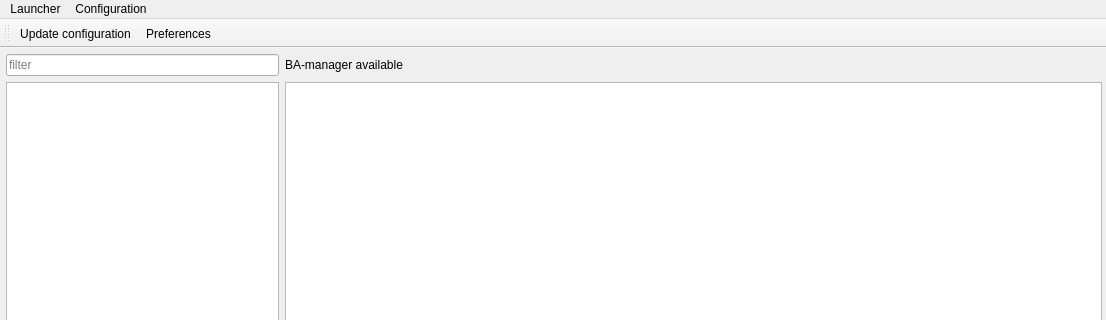
The window that Programs/Launcher/DataQt/mainwindow.ui (xaoctech/dava.engine) describes before a commit, drawn with Qt 5; both pictures show x 0 to 1106 and y 0 to 320 of the 1106 by 635 pixel window.
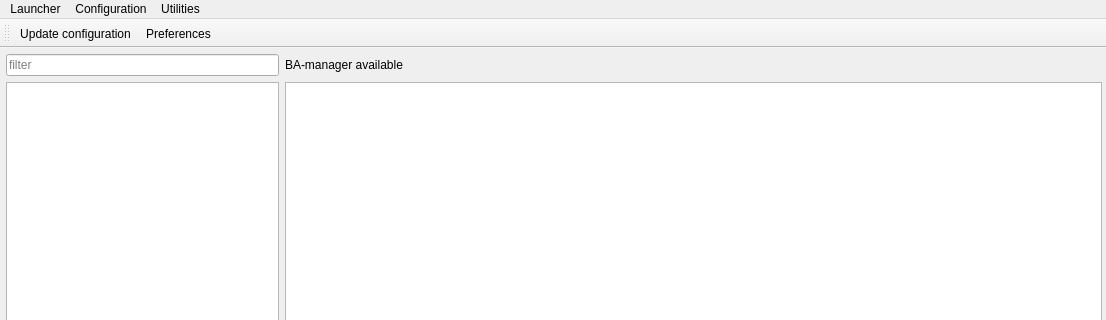
The same window after the commit. Icons and pictures are not drawn.

The edit to the form file:
```diff
--- a/Programs/Launcher/DataQt/mainwindow.ui
+++ b/Programs/Launcher/DataQt/mainwindow.ui
@@ -318,8 +318,15 @@
     </property>
     <addaction name="actionPreferences"/>
    </widget>
+   <widget class="QMenu" name="menuUtilities">
+    <property name="title">
+     <string>Utilities</string>
+    </property>
+    <addaction name="actionRemove_all_local_builds"/>
+   </widget>
    <addaction name="menuLauncher"/>
    <addaction name="menuConfiguration"/>
+   <addaction name="menuUtilities"/>
   </widget>
   <widget class="QToolBar" name="toolBar_actions">
    <property name="windowTitle">
```
Left out of the diff: 13 changed lines with no effect on the pictures.
